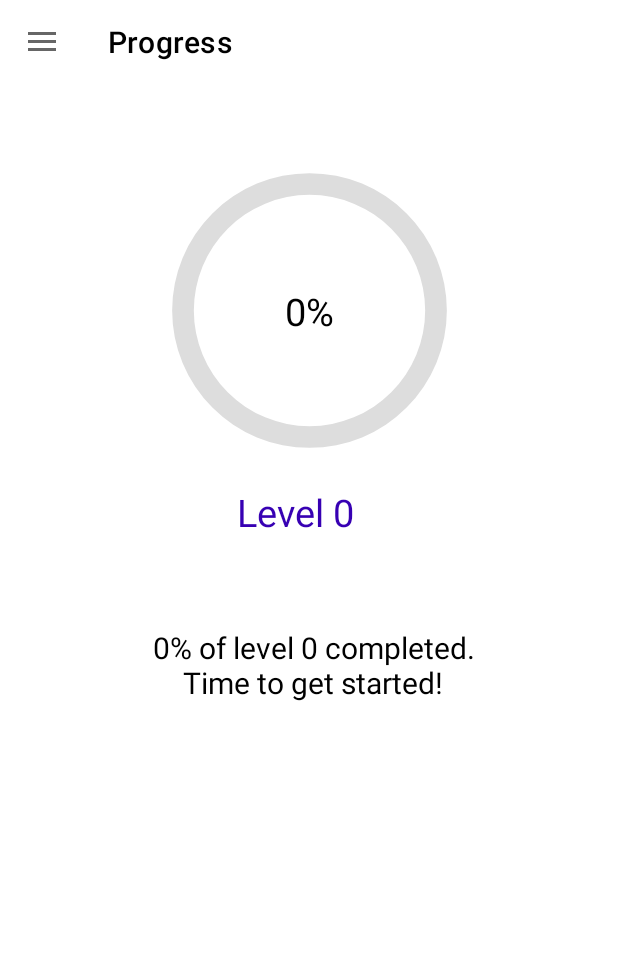
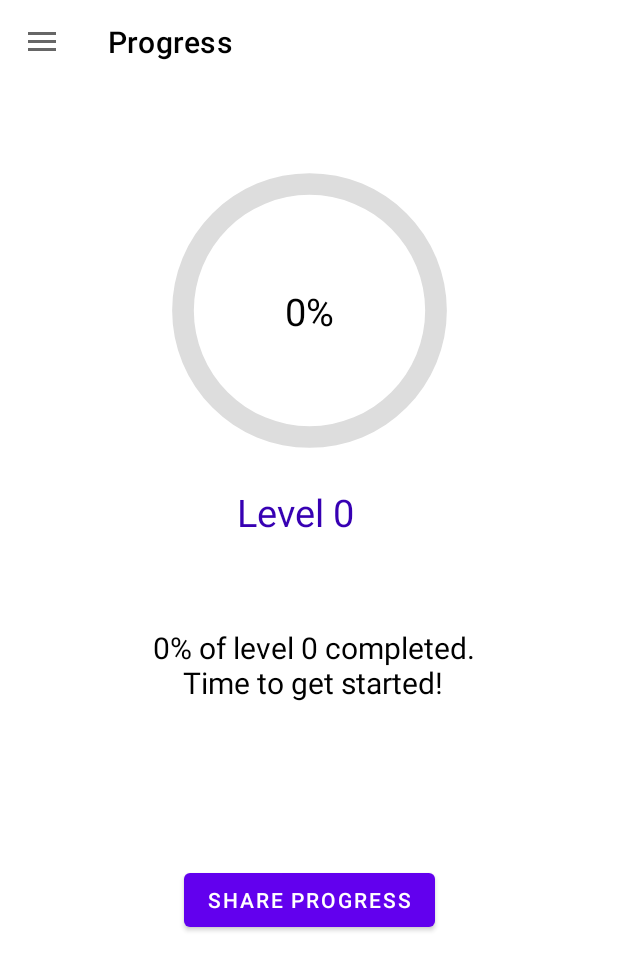
Before and after one commit to cathngo/Android-Mythology-Learning-App, an Android app: the ProgressActivity screen opened directly, with no data from a screen before it, on a phone screen of 412 x 824 dp. Shown: the top 970 px of the screen. Run offline under Robolectric (Android 15) with nearby library versions, the phone set to English and light mode, and no system bars; our stand-ins replace Firebase (no records; nobody signed in at launch, a user with empty details on screens opened directly), Room's generated code; 2 statements that could not run were skipped.

Commit message:
Added share method to progress activity

```diff
--- a/app/src/main/java/au/edu/unsw/infs3634/unswgamifiedlearningapp/ProgressActivity.java
+++ b/app/src/main/java/au/edu/unsw/infs3634/unswgamifiedlearningapp/ProgressActivity.java
@@ -28,6 +28,10 @@ import com.google.firebase.auth.FirebaseUser;
 import java.util.ArrayList;
 import java.util.concurrent.Executors;
 
+
+
+//reference https://www.youtube.com/watch?v=YsHHXg1vbcc&ab_channel=CodinginFlow
+
 public class ProgressActivity extends AppCompatActivity {
     /** navigation menu **/
     NavigationView nav;
@@ -39,13 +43,14 @@ public class ProgressActivity extends AppCompatActivity {
     TextView txtProgress;
     TextView txtLevel;
     TextView txtDesc;
-    Button btnInc;
+    Button btnShare;
 
     FirebaseAuth mAuth;
     private DatabaseAll mDb;
 
     int progress;
     int level;
+    String message;
     @Override
     protected void onCreate(Bundle savedInstanceState) {
         super.onCreate(savedInstanceState);
@@ -150,8 +155,10 @@ public class ProgressActivity extends AppCompatActivity {
                         txtLevel.setText("Level "+ String.valueOf(level));
                         if (progress != 0) {
                             txtDesc.setText(String.valueOf(progress) +"% of level " + String.valueOf(level)+ " completed. Keep up the good work!");
+                            message = "Check out my progress!" + " I have " + String.valueOf(progress) +"% of level " + String.valueOf(level)+ " completed.";
                         } else {
                             txtDesc.setText(String.valueOf(progress) +"% of level " + String.valueOf(level)+ " completed. Time to get started!");
+                            message = "Check out my progress!" + " I have " + String.valueOf(progress) +"% of level " + String.valueOf(level)+ " completed.";
                         }
 
                     }
@@ -159,5 +166,20 @@ public class ProgressActivity extends AppCompatActivity {
             }
         });
 
+        btnShare = findViewById(R.id.btnShare);
+        btnShare.setOnClickListener(new View.OnClickListener() {
+            @Override
+            public void onClick(View view) {
+                Intent intent = new Intent(Intent.ACTION_SEND);
+                intent.setType("text/plain");
+                String Body = "download this app";
+                String Sub = message;
+                intent.putExtra(Intent.EXTRA_TEXT, Body);
+                intent.putExtra(Intent.EXTRA_TEXT, Sub);
+                startActivity(Intent.createChooser(intent, "Share results with"));
+
+            }
+        });
+
     }
 }
--- a/app/src/main/java/au/edu/unsw/infs3634/unswgamifiedlearningapp/Register.java
+++ b/app/src/main/java/au/edu/unsw/infs3634/unswgamifiedlearningapp/Register.java
@@ -69,7 +69,7 @@ public class Register extends AppCompatActivity {
                 .fallbackToDestructiveMigration()
                 .build();
 
-        //resetDatabase();
+        resetDatabase();
     }
 
     private void createUser(){
--- a/app/src/main/res/layout/activity_progress.xml
+++ b/app/src/main/res/layout/activity_progress.xml
@@ -77,6 +77,17 @@
             app:layout_constraintStart_toStartOf="@+id/progressBar"
             app:layout_constraintTop_toTopOf="@+id/progressBar" />
 
+        <Button
+            android:id="@+id/btnShare"
+            android:layout_width="wrap_content"
+            android:layout_height="wrap_content"
+            android:text="Share Progress"
+            app:layout_constraintBottom_toBottomOf="parent"
+            app:layout_constraintEnd_toEndOf="parent"
+            app:layout_constraintStart_toStartOf="parent"
+            app:layout_constraintTop_toBottomOf="@+id/txtDesc"
+            app:layout_constraintVertical_bias="0.292" />
+
     </androidx.constraintlayout.widget.ConstraintLayout>
 
     <com.google.android.material.navigation.NavigationView
```
